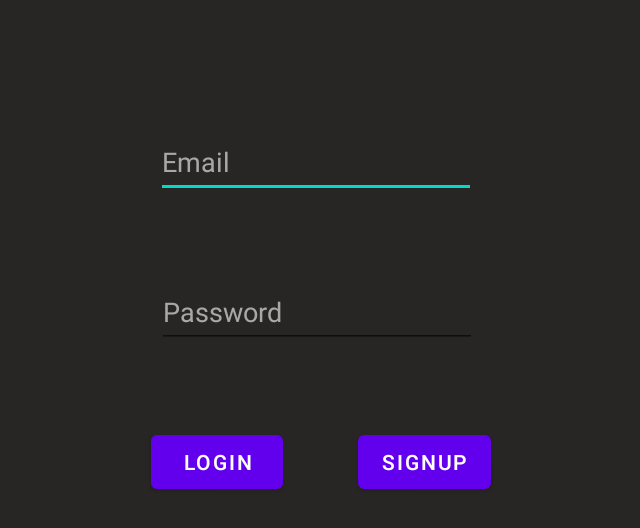
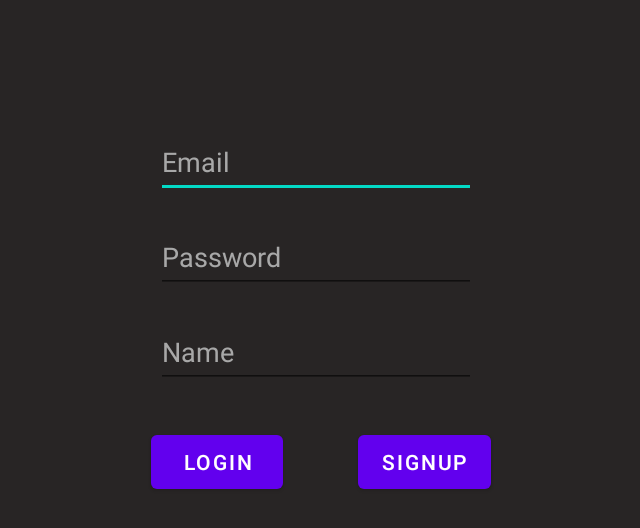
Before and after one commit to WarmagLit/MobileGameLab4, an Android app: the screen it shows after launch (SignInActivity), after a tap on "SIGNUP", on a phone screen of 824 x 412 dp (held sideways). Shown: the top 528 px of the screen, without its empty margins (301-941 px from the left). Run offline under Robolectric (Android 15) with nearby library versions, the phone set to English and light mode, and no system bars; our stand-ins replace Firebase (no records; nobody signed in at launch, a user with empty details on screens opened directly).

Commit message:
Scoreboard and Nickname

```diff
--- a/app/src/main/java/com/tsu/mobilegamelab4/authentication/SignInActivity.kt
+++ b/app/src/main/java/com/tsu/mobilegamelab4/authentication/SignInActivity.kt
@@ -34,13 +34,22 @@ class SignInActivity : AppCompatActivity() {
         binding.btnSignUp.setOnClickListener {
             val email = binding.editTextEmail.text.toString()
             val password = binding.editTextTextPassword.text.toString()
+            val nickname = binding.editTextTextNickname.text.toString()
             if (!isEmailValid(email)) {
-                Toast.makeText(baseContext, "Incorrect email",
-                    Toast.LENGTH_SHORT).show()
-            }
-            else if (!isPassValid(password)) {
-                Toast.makeText(baseContext, "Password should be at least 6 characters.",
-                    Toast.LENGTH_SHORT).show()
+                Toast.makeText(
+                    baseContext, "Incorrect email",
+                    Toast.LENGTH_SHORT
+                ).show()
+            } else if (!isPassValid(password)) {
+                Toast.makeText(
+                    baseContext, "Password should be at least 6 characters.",
+                    Toast.LENGTH_SHORT
+                ).show()
+            } else if (!isNicknameValid(nickname)) {
+                Toast.makeText(
+                    baseContext, "Nickname should be at least 4 characters.",
+                    Toast.LENGTH_SHORT
+                ).show()
             } else {
                 auth.createUserWithEmailAndPassword(email, password)
                     .addOnCompleteListener(this) { task ->
@@ -48,7 +57,7 @@ class SignInActivity : AppCompatActivity() {
                             // Sign in success, update UI with the signed-in user's information
                             Log.d("TAG", "signInWithCustomToken:success")
                             val userUid = auth.currentUser?.uid.toString()
-                            val user = User(userUid, password, 0, 0, 0, 0, 0, 0)
+                            val user = User(userUid, nickname, password, 0, 0, 0, 0, 0, 0)
                             myRef.child(userUid).setValue(user)
                             val intent = Intent(this, MenuActivity::class.java)
                             startActivity(intent)
@@ -64,6 +73,7 @@ class SignInActivity : AppCompatActivity() {
                     }
             }
         }
+
 
         binding.btnLogin.setOnClickListener {
             val email = binding.editTextEmail.text.toString()
@@ -98,7 +108,7 @@ class SignInActivity : AppCompatActivity() {
             Toast.makeText(this, "Authorized", Toast.LENGTH_SHORT).show()
             val intent = Intent(this, MenuActivity::class.java)
             startActivity(intent)
-        } else{
+        } else {
             Toast.makeText(this, "User is not authorized", Toast.LENGTH_SHORT).show()
         }
     }
@@ -118,4 +128,9 @@ class SignInActivity : AppCompatActivity() {
         if (pass.length < 6) return false
         return true
     }
+
+    private fun isNicknameValid(name: String): Boolean {
+        if (name.length < 4 && name.length < 12) return false
+        return true
+    }
 }
--- a/app/src/main/java/com/tsu/mobilegamelab4/database/User.kt
+++ b/app/src/main/java/com/tsu/mobilegamelab4/database/User.kt
@@ -6,6 +6,7 @@ import com.google.firebase.database.IgnoreExtraProperties
 @IgnoreExtraProperties
 data class User (
     val uid: String? = null,
+    val nickname: String? = null,
     val pass: String? = null,
     var score: Int = 0,
     var redKeys: Int = 0,
@@ -19,6 +20,7 @@ data class User (
     fun toMap(): Map<String, Any?> {
         return mapOf(
             "uid" to uid,
+            "nickname" to nickname,
             "pass" to pass,
             "score" to score,
             "redKeys" to redKeys,
--- a/app/src/main/java/com/tsu/mobilegamelab4/menu/MenuActivity.kt
+++ b/app/src/main/java/com/tsu/mobilegamelab4/menu/MenuActivity.kt
@@ -13,6 +13,7 @@ import com.tsu.mobilegamelab4.choose_level.ChooseLevelActivity
 import com.tsu.mobilegamelab4.game.GameActivity
 import com.tsu.mobilegamelab4.settings.SettingsActivity
 import com.tsu.mobilegamelab4.databinding.ActivityMenuBinding
+import com.tsu.mobilegamelab4.scoreboard.ScoreBoardActivity
 
 class MenuActivity : AppCompatActivity() {
 
@@ -38,6 +39,11 @@ class MenuActivity : AppCompatActivity() {
             startActivity(intent)
         }
 
+        binding.menuScoreBoardButton.setOnClickListener {
+            val intent = Intent(this, ScoreBoardActivity::class.java)
+            startActivity(intent)
+        }
+
     }
 
 }
--- /dev/null
+++ b/app/src/main/res/drawable/ic_baseline_emoji_events_24.xml
@@ -0,0 +1,5 @@
+<vector android:height="24dp" android:tint="#FFFFFF"
+    android:viewportHeight="24" android:viewportWidth="24"
+    android:width="24dp" xmlns:android="http://schemas.android.com/apk/res/android">
+    <path android:fillColor="@android:color/white" android:pathData="M19,5h-2V3H7v2H5C3.9,5 3,5.9 3,7v1c0,2.55 1.92,4.63 4.39,4.94c0.63,1.5 1.98,2.63 3.61,2.96V19H7v2h10v-2h-4v-3.1c1.63,-0.33 2.98,-1.46 3.61,-2.96C19.08,12.63 21,10.55 21,8V7C21,5.9 20.1,5 19,5zM5,8V7h2v3.82C5.84,10.4 5,9.3 5,8zM19,8c0,1.3 -0.84,2.4 -2,2.82V7h2V8z"/>
+</vector>
--- a/app/src/main/res/layout-land/activity_sign_in.xml
+++ b/app/src/main/res/layout-land/activity_sign_in.xml
@@ -14,7 +14,7 @@
         android:layout_width="wrap_content"
         android:layout_height="wrap_content"
         android:layout_marginBottom="80dp"
-        android:text="LOGIN"
+        android:text="@string/login"
         app:layout_constraintBottom_toBottomOf="parent"
         app:layout_constraintEnd_toEndOf="parent"
         app:layout_constraintHorizontal_bias="0.409"
@@ -42,15 +42,34 @@
         android:layout_width="wrap_content"
         android:layout_height="wrap_content"
         android:ems="10"
+        android:hint="@string/password"
         android:inputType="textPassword"
-        android:hint="@string/password"
+        android:minHeight="48dp"
         android:textColor="@color/white"
         android:textColorHint="@color/shadow"
-        android:minHeight="48dp"
         app:layout_constraintBottom_toTopOf="@+id/btnSignUp"
         app:layout_constraintEnd_toEndOf="parent"
+        app:layout_constraintHorizontal_bias="0.499"
         app:layout_constraintStart_toStartOf="parent"
         app:layout_constraintTop_toBottomOf="@+id/editTextEmail"
+        app:layout_constraintVertical_bias="0.145"
+        tools:ignore="SpeakableTextPresentCheck" />
+
+    <EditText
+        android:id="@+id/editTextTextNickname"
+        android:layout_width="wrap_content"
+        android:layout_height="wrap_content"
+        android:ems="10"
+        android:hint="@string/name"
+        android:minHeight="48dp"
+        android:textColor="@color/white"
+        android:textColorHint="@color/shadow"
+        app:layout_constraintBottom_toTopOf="@+id/btnSignUp"
+        app:layout_constraintEnd_toEndOf="parent"
+        app:layout_constraintHorizontal_bias="0.499"
+        app:layout_constraintStart_toStartOf="parent"
+        app:layout_constraintTop_toBottomOf="@+id/editTextTextPassword"
+        app:layout_constraintVertical_bias="0.375"
         tools:ignore="SpeakableTextPresentCheck" />
 
     <Button
@@ -58,7 +77,7 @@
         android:layout_width="wrap_content"
         android:layout_height="wrap_content"
         android:layout_marginBottom="80dp"
-        android:text="SIGNUP"
+        android:text="@string/signup"
         app:layout_constraintBottom_toBottomOf="parent"
         app:layout_constraintEnd_toEndOf="parent"
         app:layout_constraintHorizontal_bias="0.145"
--- a/app/src/main/res/values/strings.xml
+++ b/app/src/main/res/values/strings.xml
@@ -26,4 +26,7 @@
     <string name="sign_out">Sign out</string>
     <string name="password">Password</string>
     <string name="_0">0</string>
+    <string name="name">Name</string>
+    <string name="signup">SIGNUP</string>
+    <string name="login">LOGIN</string>
 </resources>
```
Also changed, not shown: app/src/main/AndroidManifest.xml (+4 -5 lines), app/src/main/java/com/tsu/mobilegamelab4/cases/CasesActivity.kt (+12 -27 lines), app/src/main/java/com/tsu/mobilegamelab4/scoreboard/ScoreBoardActivity.kt (added, +87 -0 lines), app/src/main/res/layout-land/activity_menu.xml (+15 -0 lines), app/src/main/res/layout-land/activity_score_board.xml (added, +76 -0 lines).
